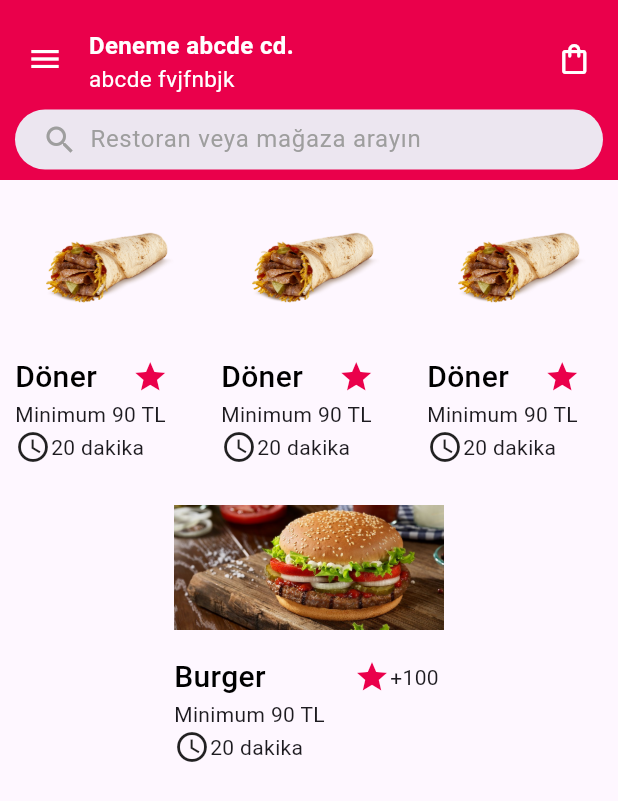
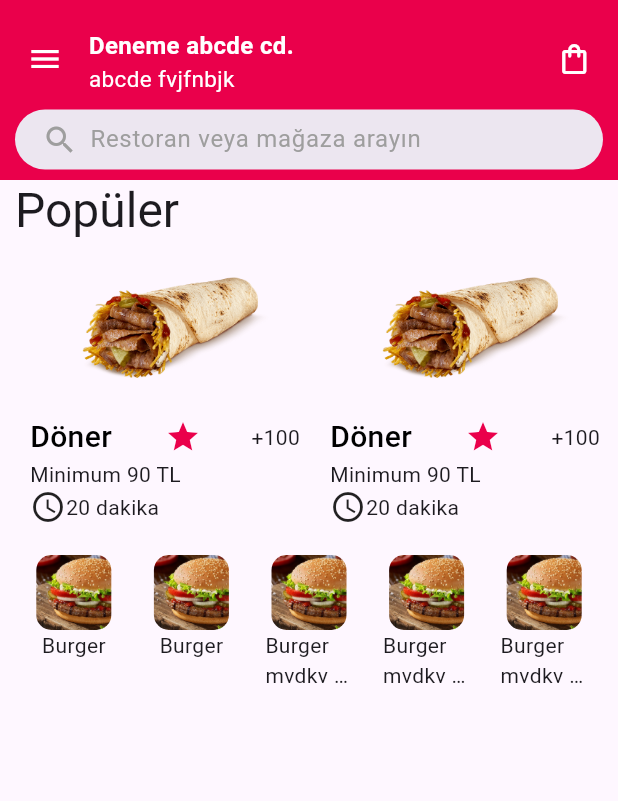
Before and after one commit to PolatAvci/yemeksepeti, a Flutter app: the screen it shows after launch, on a phone screen of 412 x 824 dp. Shown: the top 801 px of the screen. Run offline on Flutter 3.47's test engine with Material 3 defaults, Android fonts, the phone set to English and light mode, and no system bars.

Commit message:
category_card

```diff
--- /dev/null
+++ b/lib/components/category_card.dart
@@ -0,0 +1,72 @@
+import "package:flutter/material.dart";
+import "package:yemeksepeti/components/food_card.dart";
+
+class CategoryCard extends StatefulWidget {
+  const CategoryCard({super.key, required this.image, required this.title});
+
+  final Image? image;
+  final String? title;
+
+  @override
+  State<CategoryCard> createState() => _CategoryCardState();
+}
+
+class _CategoryCardState extends State<CategoryCard> {
+  Image? _image;
+  String? _title;
+
+  @override
+  void initState() {
+    super.initState();
+    _image = widget.image;
+    _title = widget.title;
+  }
+
+  @override
+  Widget build(BuildContext context) {
+    return Expanded(
+      child: InkWell(
+        onTap: () {},
+        child: Padding(
+          padding: EdgeInsets.all(CategoryCardTheme.padding),
+          child: Container(
+            decoration: BoxDecoration(
+                shape: BoxShape.rectangle,
+                borderRadius: BorderRadius.circular(10)),
+            child: Column(
+              children: [
+                Expanded(
+                  child: AspectRatio(
+                    aspectRatio: 1,
+                    child: ClipRRect(
+                        borderRadius: BorderRadius.circular(10),
+                        child: FittedBox(
+                            fit: BoxFit.cover,
+                            child: _image ?? const Text("Görüntülenemiyor."))),
+                  ),
+                ),
+                Flexible(
+                  child: Text(
+                    _title ?? "",
+                    overflow: CustomCardTheme.textOverflow,
+                    maxLines: CustomCardTheme.maxLine2,
+                  ),
+                )
+              ],
+            ),
+          ),
+        ),
+      ),
+    );
+  }
+}
+
+class CategoryCardTheme {
+  static double padding = 10;
+  static BorderRadius borderRadius = BorderRadius.circular(10);
+  static BoxDecoration boxDecoration = BoxDecoration(
+    color: Colors.amber,
+    shape: BoxShape.rectangle,
+    borderRadius: borderRadius,
+  );
+}
--- a/lib/components/custom_app_bar.dart
+++ b/lib/components/custom_app_bar.dart
@@ -32,7 +32,7 @@ class CustomAppBar extends StatelessWidget implements PreferredSizeWidget {
                     child: AppBarShoppingButton(),
                   ),
                 ]),
-                SizedBox(height: 40, child: Expanded(child: AppBarSearchBar()))
+                SizedBox(height: 40, child: AppBarSearchBar())
               ],
             ),
           )),
--- a/lib/components/food_card.dart
+++ b/lib/components/food_card.dart
@@ -49,68 +49,64 @@ class _FoodCardState extends State<FoodCard> {
     return InkWell(
       onTap: () {},
       child: Padding(
-        padding: CardTheme.cardPadding,
+        padding: CustomCardTheme.cardPadding,
         child: Column(
           children: [
             Expanded(
                 child: Padding(
-              padding: CardTheme.imageBottomPadding,
+              padding: CustomCardTheme.imageBottomPadding,
               child: _image ?? const Text("Görüntülenemiyor"),
             )),
             Row(
               children: [
                 Expanded(
-                  flex: 2,
+                  flex: 1,
                   child: Text(
                     _title ?? "",
                     maxLines: 1,
-                    overflow: CardTheme.textOverflow,
+                    overflow: CustomCardTheme.textOverflow,
                     style: AppTheme.appbarTextStyle.copyWith(
                         color: AppTheme.textColor,
-                        fontSize: CardTheme.titleFontsize,
-                        fontWeight: CardTheme.titleFontWeight),
+                        fontSize: CustomCardTheme.titleFontsize,
+                        fontWeight: CustomCardTheme.titleFontWeight),
                   ),
                 ),
                 Expanded(
-                  flex: 1,
-                  child: Expanded(
-                    child: Row(
-                        mainAxisAlignment: MainAxisAlignment.end,
-                        children: [
+                  child:
+                      Row(mainAxisAlignment: MainAxisAlignment.end, children: [
                     Icon(
                       Icons.star,
                       color: AppTheme.primaryColor,
                     ),
-                          Expanded(
+                    Flexible(
+                      flex: 1,
+                      child: Container(
+                        alignment: Alignment.centerRight,
                         child: Text(
                           _like ?? "",
-                              overflow: CardTheme.textOverflow,
-                              maxLines: CardTheme.maxLine,
+                          overflow: CustomCardTheme.textOverflow,
+                          maxLines: CustomCardTheme.maxLine,
+                        ),
                       ),
                     ),
                   ]),
                 ),
-                ),
               ],
             ),
             Row(children: [
-              Expanded(
-                child: Text(
+              Text(
                 _price ?? "",
-                  maxLines: CardTheme.maxLine,
-                ),
+                maxLines: CustomCardTheme.maxLine,
               ),
             ]),
             Row(
               children: [
                 const Icon(Icons.access_time),
-                Expanded(
-                  child: Text(
+                Text(
                   _time ?? "",
-                    overflow: CardTheme.textOverflow,
-                    maxLines: CardTheme.maxLine,
+                  overflow: CustomCardTheme.textOverflow,
+                  maxLines: CustomCardTheme.maxLine,
                 ),
-                )
               ],
             )
           ],
@@ -120,9 +116,10 @@ class _FoodCardState extends State<FoodCard> {
   }
 }
 
-class CardTheme {
+class CustomCardTheme {
   static TextOverflow textOverflow = TextOverflow.ellipsis;
   static int maxLine = 1;
+  static int maxLine2 = 2;
   static double titleFontsize = 20;
   static FontWeight titleFontWeight = FontWeight.w500;
   static EdgeInsets imageBottomPadding = const EdgeInsets.only(bottom: 10);
--- a/lib/main.dart
+++ b/lib/main.dart
@@ -35,6 +35,7 @@ class AppTheme {
   static Color searchBarHintColor = Colors.grey;
   static Color textColor = Colors.black;
   static Color textGrey = Colors.grey;
+  static double mainPadding = 10;
   static double fontsize15 = 15;
   static double fontsize16 = 16;
   static FontWeight fontWeightw400 = FontWeight.w400;
--- a/lib/screens/home_screen.dart
+++ b/lib/screens/home_screen.dart
@@ -1,5 +1,7 @@
 import 'package:flutter/material.dart';
+import 'package:yemeksepeti/components/category_card.dart';
 import 'package:yemeksepeti/components/food_card.dart';
+import 'package:yemeksepeti/main.dart';
 import '../components/custom_app_bar.dart';
 
 class HomeScreen extends StatefulWidget {
@@ -14,13 +16,20 @@ class _HomeScreenState extends State<HomeScreen> {
   Widget build(BuildContext context) {
     return Scaffold(
       appBar: const CustomAppBar(),
-      body: Column(
-        children: [
+      body: Padding(
+        padding: EdgeInsets.symmetric(horizontal: AppTheme.mainPadding),
+        child: ListView(children: [
+          Text(
+            "Popüler",
+            style: Theme.of(context).textTheme.headlineLarge,
+          ),
           SizedBox(
             height: 200,
-              child: Row(
-                children: [
-                  Expanded(
+            child: ListView.builder(
+              scrollDirection: Axis.horizontal,
+              itemCount: 5,
+              itemBuilder: (context, index) => SizedBox(
+                width: 200,
                 child: FoodCard(
                   image: Image.asset(Images.doner),
                   price: "Minimum 90 TL",
@@ -29,38 +38,42 @@ class _HomeScreenState extends State<HomeScreen> {
                   title: "Döner",
                 ),
               ),
-                  Expanded(
-                    child: FoodCard(
-                      image: Image.asset(Images.doner),
-                      price: "Minimum 90 TL",
-                      like: "+100",
-                      time: "20 dakika",
-                      title: "Döner",
             ),
           ),
-                  Expanded(
-                    child: FoodCard(
-                      image: Image.asset(Images.doner),
-                      price: "Minimum 90 TL",
-                      like: "+100",
-                      time: "20 dakika",
-                      title: "Döner",
+          SizedBox(
+            height: 120,
+            child: Row(children: [
+              CategoryCard(
+                title: "Burger",
+                image: Image.asset(Images.burger),
+              ),
+              CategoryCard(
+                title: "Burger",
+                image: Image.asset(
+                  Images.burger,
                 ),
               ),
-                ],
-              )),
-          SizedBox(
-            height: 200,
-            width: 200,
-            child: FoodCard(
-              image: Image.asset(Images.burger),
-              price: "Minimum 90 TL",
-              like: "+100",
-              time: "20 dakika",
-              title: "Burger",
+              CategoryCard(
+                title: "Burger mvdkv dvmskmbkl",
+                image: Image.asset(
+                  Images.burger,
                 ),
               ),
-        ],
+              CategoryCard(
+                title: "Burger mvdkv dvmskmbkl",
+                image: Image.asset(
+                  Images.burger,
+                ),
+              ),
+              CategoryCard(
+                title: "Burger mvdkv dvmskmbkl",
+                image: Image.asset(
+                  Images.burger,
+                ),
+              ),
+            ]),
+          ),
+        ]),
       ),
     );
   }
```
Lines whose indentation alone changed are shown as unchanged.
